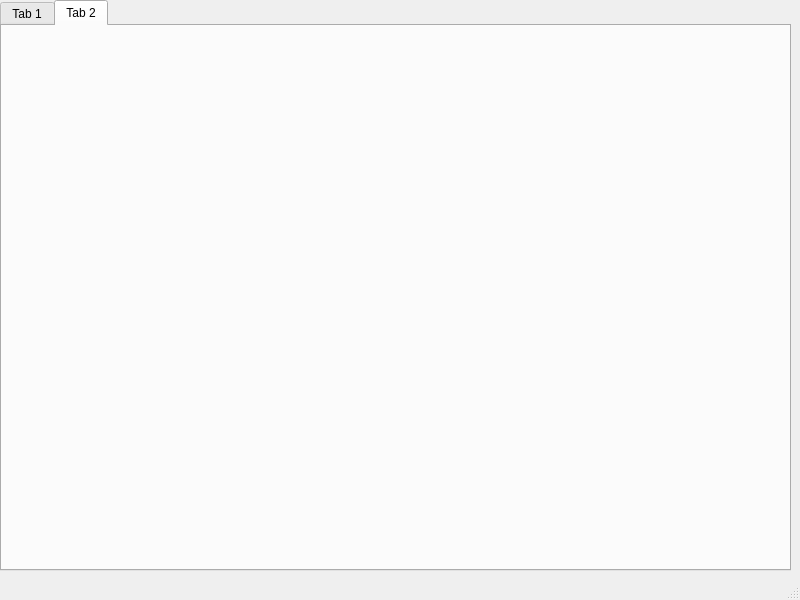
Old version of the form home-ui.ui in the repository Jasta1234/PythonAssignment2.
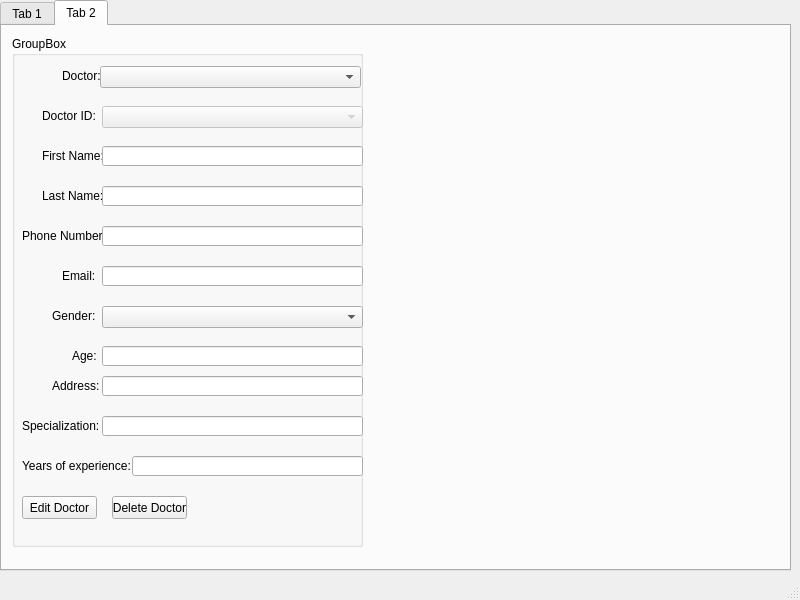
New version of the form. The open tabs and pages were chosen to show the change.

Diff of the .ui file:
```diff
--- a/home-ui.ui
+++ b/home-ui.ui
@@ -301,6 +301,304 @@
      <attribute name="title">
       <string>Tab 2</string>
      </attribute>
+     <widget class="QGroupBox" name="groupBox_2">
+      <property name="geometry">
+       <rect>
+        <x>10</x>
+        <y>10</y>
+        <width>351</width>
+        <height>511</height>
+       </rect>
+      </property>
+      <property name="title">
+       <string>GroupBox</string>
+      </property>
+      <widget class="QComboBox" name="cboDoctor">
+       <property name="enabled">
+        <bool>true</bool>
+       </property>
+       <property name="geometry">
+        <rect>
+         <x>88</x>
+         <y>30</y>
+         <width>261</width>
+         <height>22</height>
+        </rect>
+       </property>
+      </widget>
+      <widget class="QComboBox" name="cboGender_2">
+       <property name="geometry">
+        <rect>
+         <x>90</x>
+         <y>270</y>
+         <width>261</width>
+         <height>22</height>
+        </rect>
+       </property>
+      </widget>
+      <widget class="QLabel" name="label_10">
+       <property name="geometry">
+        <rect>
+         <x>50</x>
+         <y>30</y>
+         <width>41</width>
+         <height>20</height>
+        </rect>
+       </property>
+       <property name="text">
+        <string>Doctor:</string>
+       </property>
+      </widget>
+      <widget class="QLabel" name="label_11">
+       <property name="geometry">
+        <rect>
+         <x>30</x>
+         <y>70</y>
+         <width>61</width>
+         <height>20</height>
+        </rect>
+       </property>
+       <property name="text">
+        <string>Doctor ID:</string>
+       </property>
+      </widget>
+      <widget class="QLabel" name="label_12">
+       <property name="geometry">
+        <rect>
+         <x>30</x>
+         <y>110</y>
+         <width>61</width>
+         <height>20</height>
+        </rect>
+       </property>
+       <property name="text">
+        <string>First Name:</string>
+       </property>
+      </widget>
+      <widget class="QLabel" name="label_13">
+       <property name="geometry">
+        <rect>
+         <x>30</x>
+         <y>150</y>
+         <width>61</width>
+         <height>20</height>
+        </rect>
+       </property>
+       <property name="text">
+        <string>Last Name:</string>
+       </property>
+      </widget>
+      <widget class="QLabel" name="label_14">
+       <property name="geometry">
+        <rect>
+         <x>10</x>
+         <y>190</y>
+         <width>81</width>
+         <height>20</height>
+        </rect>
+       </property>
+       <property name="text">
+        <string>Phone Number:</string>
+       </property>
+      </widget>
+      <widget class="QLabel" name="label_15">
+       <property name="geometry">
+        <rect>
+         <x>50</x>
+         <y>230</y>
+         <width>41</width>
+         <height>20</height>
+        </rect>
+       </property>
+       <property name="text">
+        <string>Email:</string>
+       </property>
+      </widget>
+      <widget class="QLabel" name="label_16">
+       <property name="geometry">
+        <rect>
+         <x>40</x>
+         <y>270</y>
+         <width>51</width>
+         <height>20</height>
+        </rect>
+       </property>
+       <property name="text">
+        <string>Gender:</string>
+       </property>
+      </widget>
+      <widget class="QLabel" name="label_17">
+       <property name="geometry">
+        <rect>
+         <x>60</x>
+         <y>310</y>
+         <width>31</width>
+         <height>20</height>
+        </rect>
+       </property>
+       <property name="text">
+        <string>Age:</string>
+       </property>
+      </widget>
+      <widget class="QLabel" name="label_18">
+       <property name="geometry">
+        <rect>
+         <x>10</x>
+         <y>380</y>
+         <width>81</width>
+         <height>20</height>
+        </rect>
+       </property>
+       <property name="text">
+        <string>Specialization:</string>
+       </property>
+      </widget>
+      <widget class="QLabel" name="label_19">
+       <property name="geometry">
+        <rect>
+         <x>10</x>
+         <y>420</y>
+         <width>111</width>
+         <height>20</height>
+        </rect>
+       </property>
+       <property name="text">
+        <string>Years of experience:</string>
+       </property>
+      </widget>
+      <widget class="QPushButton" name="btnEditDoctor">
+       <property name="geometry">
+        <rect>
+         <x>10</x>
+         <y>460</y>
+         <width>75</width>
+         <height>23</height>
+        </rect>
+       </property>
+       <property name="text">
+        <string>Edit Doctor</string>
+       </property>
+      </widget>
+      <widget class="QPushButton" name="btnDeleteDoctor">
+       <property name="geometry">
+        <rect>
+         <x>100</x>
+         <y>460</y>
+         <width>75</width>
+         <height>23</height>
+        </rect>
+       </property>
+       <property name="text">
+        <string>Delete Doctor</string>
+       </property>
+      </widget>
+      <widget class="QComboBox" name="cboDocId">
+       <property name="enabled">
+        <bool>false</bool>
+       </property>
+       <property name="geometry">
+        <rect>
+         <x>90</x>
+         <y>70</y>
+         <width>261</width>
+         <height>22</height>
+        </rect>
+       </property>
+      </widget>
+      <widget class="QLineEdit" name="lineEditFName">
+       <property name="geometry">
+        <rect>
+         <x>90</x>
+         <y>110</y>
+         <width>261</width>
+         <height>20</height>
+        </rect>
+       </property>
+      </widget>
+      <widget class="QLineEdit" name="lineEditLName">
+       <property name="geometry">
+        <rect>
+         <x>90</x>
+         <y>150</y>
+         <width>261</width>
+         <height>20</height>
+        </rect>
+       </property>
+      </widget>
+      <widget class="QLineEdit" name="lineEditPNumber">
+       <property name="geometry">
+        <rect>
+         <x>90</x>
+         <y>190</y>
+         <width>261</width>
+         <height>20</height>
+        </rect>
+       </property>
+      </widget>
+      <widget class="QLineEdit" name="lineEditEmail_2">
+       <property name="geometry">
+        <rect>
+         <x>90</x>
+         <y>230</y>
+         <width>261</width>
+         <height>20</height>
+        </rect>
+       </property>
+      </widget>
+      <widget class="QLineEdit" name="lineEditAge_2">
+       <property name="geometry">
+        <rect>
+         <x>90</x>
+         <y>310</y>
+         <width>261</width>
+         <height>20</height>
+        </rect>
+       </property>
+      </widget>
+      <widget class="QLineEdit" name="lineEditAddr">
+       <property name="geometry">
+        <rect>
+         <x>90</x>
+         <y>340</y>
+         <width>261</width>
+         <height>20</height>
+        </rect>
+       </property>
+      </widget>
+      <widget class="QLineEdit" name="lineEditSpec">
+       <property name="geometry">
+        <rect>
+         <x>90</x>
+         <y>380</y>
+         <width>261</width>
+         <height>20</height>
+        </rect>
+       </property>
+      </widget>
+      <widget class="QLineEdit" name="lineEditYoe">
+       <property name="geometry">
+        <rect>
+         <x>120</x>
+         <y>420</y>
+         <width>231</width>
+         <height>20</height>
+        </rect>
+       </property>
+      </widget>
+      <widget class="QLabel" name="label_20">
+       <property name="geometry">
+        <rect>
+         <x>40</x>
+         <y>340</y>
+         <width>51</width>
+         <height>20</height>
+        </rect>
+       </property>
+       <property name="text">
+        <string>Address:</string>
+       </property>
+      </widget>
+     </widget>
     </widget>
    </widget>
   </widget>
```
Left out of the diff: 14 changed lines with no effect on the pictures.
